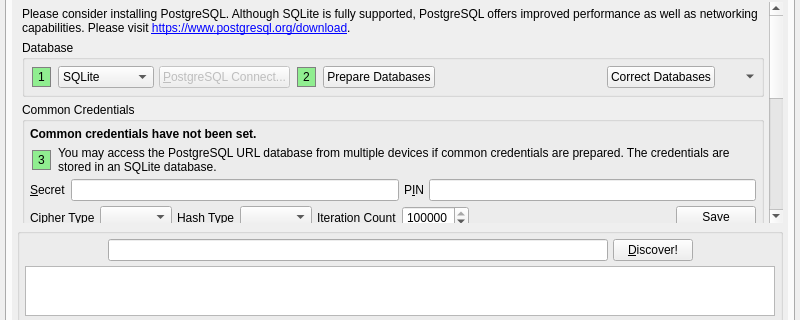
Above: branches/trunk/UI/spot-on-controlcenter.ui from textbrowser/spot-on before the change; both pictures show x 0 to 800 and y 85 to 405 of the 800 by 600 pixel window. Below: the same form after it.
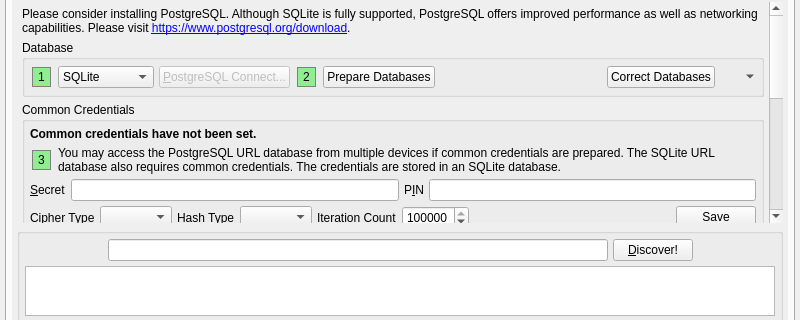
That is the form after the change. The open tabs and pages were chosen to show the change. Icons and pictures are not drawn. Custom widgets are drawn as their Qt base class.

Patch:
```diff
--- a/branches/trunk/UI/spot-on-controlcenter.ui
+++ b/branches/trunk/UI/spot-on-controlcenter.ui
@@ -4463,9 +4463,9 @@
                <property name="geometry">
                 <rect>
                  <x>0</x>
-                 <y>0</y>
+                 <y>-127</y>
                  <width>746</width>
-                 <height>689</height>
+                 <height>709</height>
                 </rect>
                </property>
                <layout class="QVBoxLayout" name="verticalLayout_65">
@@ -4673,7 +4673,7 @@
                      <item>
                       <widget class="QLabel" name="label_131">
                        <property name="text">
-                        <string>&lt;html&gt;&lt;head/&gt;&lt;body&gt;&lt;p&gt;You may access the PostgreSQL URL database from multiple devices if common credentials are prepared. The credentials are stored in an SQLite database.&lt;/p&gt;&lt;/body&gt;&lt;/html&gt;</string>
+                        <string>&lt;html&gt;&lt;head/&gt;&lt;body&gt;&lt;p&gt;You may access the PostgreSQL URL database from multiple devices if common credentials are prepared. The SQLite URL database also requires common credentials. The credentials are stored in an SQLite database.&lt;/p&gt;&lt;/body&gt;&lt;/html&gt;</string>
                        </property>
                        <property name="wordWrap">
                         <bool>true</bool>
```
Left out of the diff: 2 changed lines with no effect on the pictures.
